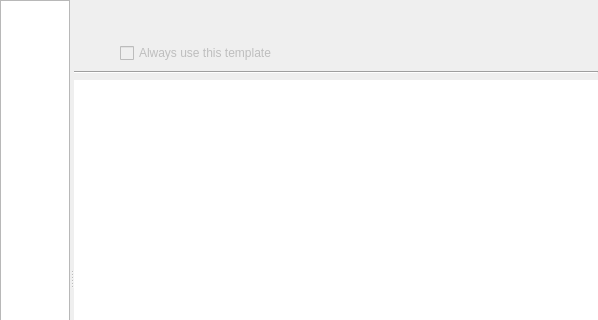
Before: the Qt Designer form libs/main/KoDetailsPaneBase.ui in KDE/calligra, drawn with Qt 5; both pictures show x 0 to 598 and y 0 to 320 of the 598 by 556 pixel window.
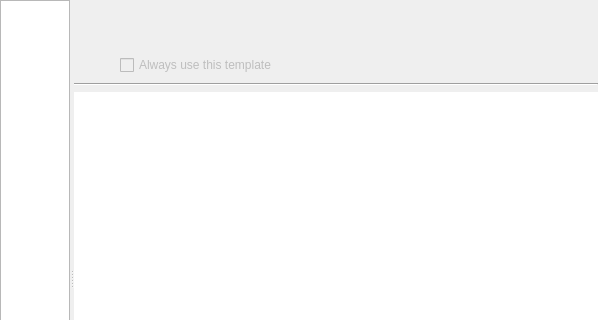
After: the same form once the commit is applied.

Commit message: KoDetailsPaneBase: Add some margin on top

Patch:
```diff
--- a/libs/main/KoDetailsPaneBase.ui
+++ b/libs/main/KoDetailsPaneBase.ui
@@ -38,6 +38,9 @@
      </widget>
      <widget class="QWidget" name="layoutWidget">
       <layout class="QGridLayout">
+       <property name="topMargin">
+        <number>12</number>
+       </property>
        <item row="0" column="0" colspan="3">
         <widget class="QLabel" name="m_previewLabel">
          <property name="text">
```
